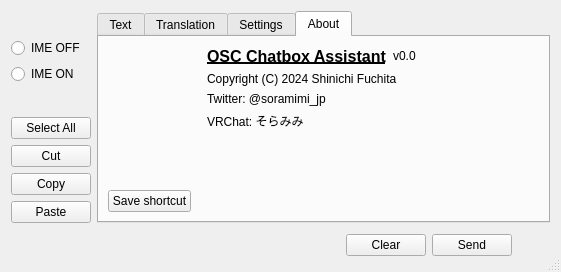
Before: the Qt Designer form MainDialog.ui in soramimi/OSC-ChatPad, drawn with Qt 5.
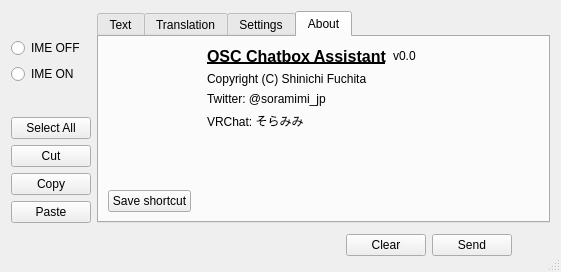
After: the same form once the commit is applied. Custom widgets are drawn as their Qt base class.

Commit message: Fix text insertion method in translation tab's paste handler in MainDialog.cpp

What changed in the file:
```diff
--- a/MainDialog.ui
+++ b/MainDialog.ui
@@ -6,8 +6,8 @@
    <rect>
     <x>0</x>
     <y>0</y>
-    <width>499</width>
-    <height>215</height>
+    <width>401</width>
+    <height>246</height>
    </rect>
   </property>
   <property name="windowTitle">
@@ -477,7 +477,7 @@
            <item>
             <widget class="QLabel" name="label_7">
              <property name="text">
-              <string>Copyright (C) 2024 Shinichi Fuchita</string>
+              <string>Copyright (C) Shinichi Fuchita</string>
              </property>
             </widget>
            </item>
```
Left out of the diff: 64 changed lines with no effect on the pictures. The commit also changes 1 other file.
